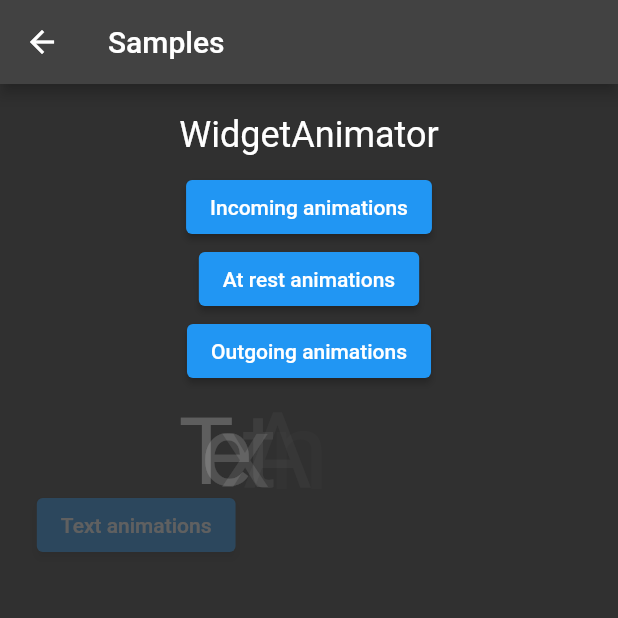
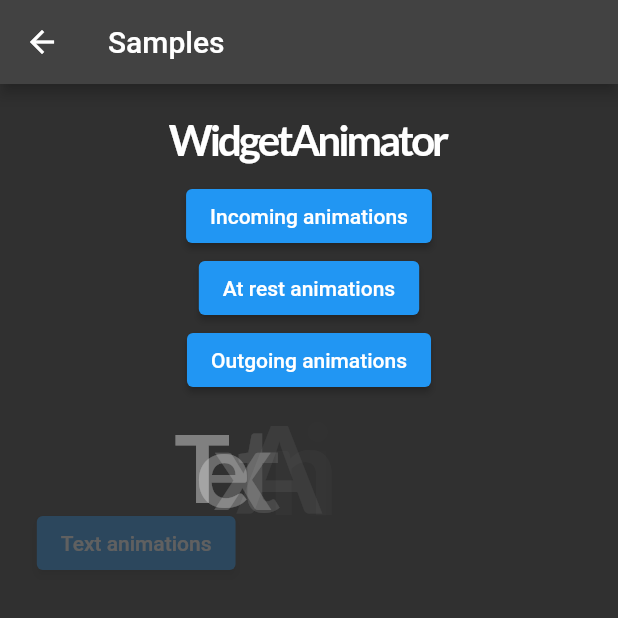
Before and after one commit to andrewpmoore/widget_and_text_animator, a Flutter app: the screen it shows after launch, after a tap on "Samples", on a phone screen of 412 x 824 dp, the top half of it. Run offline on Flutter 3.47's test engine with Material 2 defaults, Android fonts, the phone set to English and light mode, and no system bars; our stand-ins replace google_fonts.

Commit message:
Added documentation to some of the 'example' project

```diff
--- a/example/lib/main.dart
+++ b/example/lib/main.dart
@@ -17,13 +17,20 @@
       title: 'Flutter Demo',
       theme: ThemeData(
       primarySwatch: Colors.blue,
-        brightness: Brightness.dark
       ),
       home: const MyHomePage(title: 'Widget and text animator'),
     );
   }
 }
 
+
+/// [MyHomePage] is a slightly tacky version of the default template app for flutter with the counter
+/// It's a close to the original version as possible, but trying to animate pretty much very bit of text and widget to
+/// give a simple example of how basic animations can be added very simply
+/// Wouldn't recommend animating everything like this in your app :D
+/// [Text] widgets have been replaced with [TextAnimator] widgets
+/// Buttons such as the [FloatingActionButton] has been wrapped with a [WidgetAnimator]
+/// A "Samples" button has also been added to get through at more examples of the animations possible
 class MyHomePage extends StatefulWidget {
   const MyHomePage({Key? key, required this.title}) : super(key: key);
 
@@ -85,7 +92,7 @@
 
             TextAnimator(
               'You have pushed the button this many times:',
-              atRestEffect: WidgetRestingEffects.pulse(effectStrength: 0.8),
+              atRestEffect: WidgetRestingEffects.pulse(effectStrength: 0.6),
               style: Theme.of(context).textTheme.headline5,
               incomingEffect: WidgetTransitionEffects.incomingSlideInFromTop(blur: const Offset(0, 20), scale: 2),
               textAlign: TextAlign.center,
--- a/example/lib/samples.dart
+++ b/example/lib/samples.dart
@@ -3,6 +3,8 @@ import 'package:flutter/material.dart';
 import 'package:google_fonts/google_fonts.dart';
 import 'package:widget_and_text_animator/widget_and_text_animator.dart';
 
+
+/// [Samples] provides some simple examples of all 4 main classes [WidgetAnimator], [WidgetAnimatorSequence], [TextAnimator] and [TextAnimatorSequence]
 class Samples extends StatelessWidget {
   const Samples({Key? key}) : super(key: key);
 
@@ -14,7 +16,11 @@ class Samples extends StatelessWidget {
 
   @override
   Widget build(BuildContext context) {
-    return Scaffold(
+    return Theme(
+      data: ThemeData(
+          brightness: Brightness.dark
+      ),
+      child: Scaffold(
         appBar: AppBar(
           title: const Text('Samples'),
         ),
@@ -28,7 +34,7 @@ class Samples extends StatelessWidget {
                   height: 20,
                 ),
                 WidgetAnimator(
-                child: Text('WidgetAnimator', style: Theme.of(context).textTheme.headline5),
+                  child: Text('WidgetAnimator', style: GoogleFonts.lato(textStyle: const TextStyle(fontWeight: FontWeight.w700, letterSpacing: -2, fontSize: 28))),
                   incomingEffect: WidgetTransitionEffects.incomingScaleDown(duration: const Duration(milliseconds: 600)),
                 ),
                 const SizedBox(
@@ -63,8 +69,8 @@ class Samples extends StatelessWidget {
                 ),
                 TextAnimator('TextAnimator',
                     initialDelay: const Duration(milliseconds: 800),
-                  style: Theme.of(context).textTheme.headline5,
-                  incomingEffect: WidgetTransitionEffects.incomingScaleDown(duration: const Duration(milliseconds: 800))),
+                    style: GoogleFonts.lato(textStyle: const TextStyle(fontWeight: FontWeight.w700, letterSpacing: -2, fontSize: 28)),
+                    incomingEffect: WidgetTransitionEffects.incomingScaleDown(duration: const Duration(milliseconds: 600))),
                 const SizedBox(
                   height: 10,
                 ),
@@ -81,8 +87,8 @@ class Samples extends StatelessWidget {
                 ),
                 TextAnimator('Sequence animators',
                     initialDelay: const Duration(milliseconds: 1200),
-                  style: Theme.of(context).textTheme.headline5,
-                  incomingEffect: WidgetTransitionEffects.incomingScaleDown(duration: const Duration(milliseconds: 1200))),
+                    style: GoogleFonts.lato(textStyle: const TextStyle(fontWeight: FontWeight.w700, letterSpacing: -2, fontSize: 28)),
+                    incomingEffect: WidgetTransitionEffects.incomingScaleDown(duration: const Duration(milliseconds: 600))),
                 const SizedBox(
                   height: 10,
                 ),
@@ -103,6 +109,7 @@ class Samples extends StatelessWidget {
                   incomingEffect: WidgetTransitionEffects.incomingSlideInFromLeft(delay: const Duration(milliseconds: 1600)),
                 )
               ],
+            ),
           ),
         ),
       ),
@@ -430,6 +437,13 @@ class _SamplesIncomingState extends State<SamplesIncoming> {
             delay: const Duration(milliseconds: 500),
             duration: const Duration(milliseconds: 1000),
             builder: (effects, animationController) {
+              ///custom builders always need to return an [AnimationSettings] object, so create one first and then
+              ///set the properties on it
+              ///For this one opacity, x axis offset and scale are all manipulated using the tween sequence chain
+              ///If you want the 'delay' and 'duration' to work
+              ///this is a good example of how to use them, firstly set the weight of the first tween to the delay
+              ///then set any other [Tween] to be a proportion of the duration e.g 30% of the duration set the
+              ///weight to duration * 0.3
               AnimationSettings _animationSettings = AnimationSettings(animationController: animationController);
 
               double delay = (effects.delay?.inMilliseconds ?? 0).toDouble();
```
Lines whose indentation alone changed are shown as unchanged.
